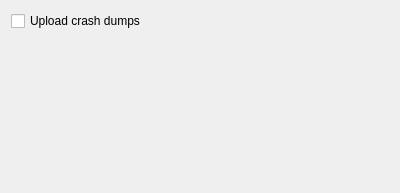
swift-project/pilotclient, file src/blackgui/components/settingsadvancedcomponent.ui: the form before one commit.
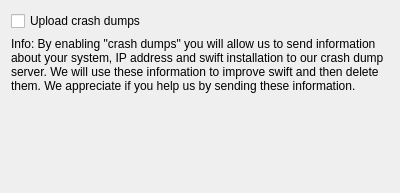
The form after the commit.

Commit message: Ref T271, Ref T213 info about crashreport

What changed in the file:
```diff
--- a/src/blackgui/components/settingsadvancedcomponent.ui
+++ b/src/blackgui/components/settingsadvancedcomponent.ui
@@ -21,7 +21,7 @@
      </property>
     </widget>
    </item>
-   <item row="1" column="0">
+   <item row="2" column="0">
     <spacer name="vs_SettingsAdvanced">
      <property name="orientation">
       <enum>Qt::Vertical</enum>
@@ -34,6 +34,16 @@
      </property>
     </spacer>
    </item>
+   <item row="1" column="0">
+    <widget class="QLabel" name="lbl_CrashDumpInfo">
+     <property name="text">
+      <string>Info: By enabling &quot;crash dumps&quot; you will allow us to send information about your system, IP address and swift installation to our crash dump server. We will use these information to improve swift and then delete them. We appreciate if you help us by sending these information.</string>
+     </property>
+     <property name="wordWrap">
+      <bool>true</bool>
+     </property>
+    </widget>
+   </item>
   </layout>
  </widget>
  <layoutdefault spacing="6" margin="11"/>
```
Left out of the diff: 2 changed lines with no effect on the pictures. The commit also changes 1 other file.
